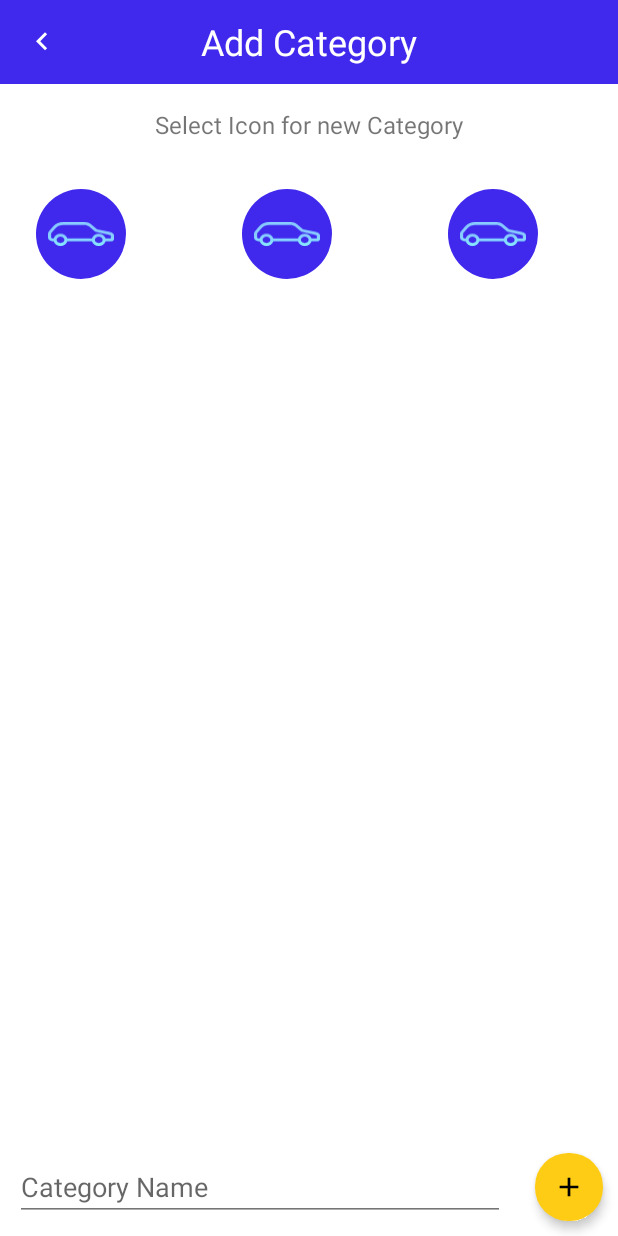
After one commit to AndreuZaitsev/PiggyBank, an Android app: the layout add_category.xml on its own in the app's theme, with its tools: preview values and no code run, on a phone screen of 412 x 824 dp. The commit adds this screen. Run offline under Robolectric (Android 15) with nearby library versions, the phone set to English and light mode, and no system bars.

Commit message:
Create add category layout Start creating add fragment Update fun onCategoryClicked Add navigation from Main fragment to Add fragment

```diff
--- /dev/null
+++ b/app/src/main/java/com/example/piggybank/AddFragment.kt
@@ -0,0 +1,6 @@
+package com.example.piggybank
+
+import androidx.fragment.app.Fragment
+
+class AddFragment: Fragment(R.layout.add_category) {
+}
--- a/app/src/main/java/com/example/piggybank/MainFragment.kt
+++ b/app/src/main/java/com/example/piggybank/MainFragment.kt
@@ -6,12 +6,15 @@ import android.view.View
 import android.view.ViewGroup
 import androidx.fragment.app.Fragment
 import androidx.fragment.app.viewModels
-import androidx.lifecycle.Lifecycle
+import androidx.lifecycle.Lifecycle.State.STARTED
 import androidx.lifecycle.lifecycleScope
 import androidx.lifecycle.repeatOnLifecycle
+import androidx.navigation.fragment.findNavController
 import androidx.recyclerview.widget.PagerSnapHelper
 import androidx.recyclerview.widget.SnapHelper
 import com.example.piggybank.databinding.MainFragmentBinding
+import kotlinx.coroutines.flow.launchIn
+import kotlinx.coroutines.flow.onEach
 import kotlinx.coroutines.launch
 
 class MainFragment : Fragment(R.layout.main_fragment) {
@@ -39,16 +42,23 @@ class MainFragment : Fragment(R.layout.main_fragment) {
         super.onViewCreated(view, savedInstanceState)
         binding.listCategories.adapter = adapter
         viewLifecycleOwner.lifecycleScope.launch {
-            viewLifecycleOwner.repeatOnLifecycle(Lifecycle.State.STARTED) {
+
+            viewLifecycleOwner.repeatOnLifecycle(STARTED) {
                 viewModel.uiState.collect { uiState ->
                     adapter.submitList(uiState.categories)
-
                     binding.tvBalance.text = uiState.balance
-
                     binding.keyboard.tvNumbers.text = uiState.keyboardInput
                 }
             }
         }
+
+        viewModel.navigateToCategoryCreationEvent
+            .onEach {
+                findNavController().navigate(R.id.action_mainFragment_to_addFragment)
+            }
+            .launchIn(viewLifecycleOwner.lifecycleScope)
+
+
 
         val snapHelper: SnapHelper = PagerSnapHelper()
         snapHelper.attachToRecyclerView(binding.listCategories)
--- a/app/src/main/java/com/example/piggybank/MainViewModel.kt
+++ b/app/src/main/java/com/example/piggybank/MainViewModel.kt
@@ -2,8 +2,10 @@ package com.example.piggybank
 
 import androidx.lifecycle.ViewModel
 import androidx.lifecycle.viewModelScope
+import kotlinx.coroutines.flow.MutableSharedFlow
 import kotlinx.coroutines.flow.MutableStateFlow
 import kotlinx.coroutines.flow.StateFlow
+import kotlinx.coroutines.flow.asSharedFlow
 import kotlinx.coroutines.flow.asStateFlow
 import kotlinx.coroutines.flow.update
 import kotlinx.coroutines.launch
@@ -12,6 +14,9 @@ class MainViewModel : ViewModel() {
 
     private val _uiState = MutableStateFlow(MainUiState())
     val uiState: StateFlow<MainUiState> = _uiState.asStateFlow()
+
+    private val _navigateToCategoryCreationEvent = MutableSharedFlow<Unit>()
+    val navigateToCategoryCreationEvent = _navigateToCategoryCreationEvent.asSharedFlow()
 
     private val repository = CategoriesRepository(DataBaseHolder.dataBase.categoryDao())
 
@@ -53,12 +58,7 @@ class MainViewModel : ViewModel() {
     fun onCategoryClicked(categoryItem: CategoryItem) {
         viewModelScope.launch {
             if (categoryItem.iconRes == R.drawable.ic_add) {
-                repository.addCategory()
-            }
-            _uiState.update {
-                it.copy(
-                    categories = loadCategoryItems()
-                )
+                _navigateToCategoryCreationEvent.emit(Unit)
             }
         }
     }
--- a/app/src/main/res/drawable/ic_add_black_24dp.xml
+++ b/app/src/main/res/drawable/ic_add_black_24dp.xml
@@ -1,7 +1,7 @@
 <?xml version="1.0" encoding="utf-8"?>
 <vector xmlns:android="http://schemas.android.com/apk/res/android"
-android:width="48dp"
-android:height="48dp"
+android:width="8dp"
+android:height="8dp"
 android:viewportWidth="24.0"
 android:viewportHeight="24.0">
 <path
--- /dev/null
+++ b/app/src/main/res/layout/add_category.xml
@@ -0,0 +1,76 @@
+<?xml version="1.0" encoding="utf-8"?>
+<androidx.constraintlayout.widget.ConstraintLayout xmlns:android="http://schemas.android.com/apk/res/android"
+        xmlns:app="http://schemas.android.com/apk/res-auto"
+        xmlns:tools="http://schemas.android.com/tools"
+        android:layout_width="match_parent"
+        android:layout_height="match_parent">
+
+    <androidx.appcompat.widget.Toolbar
+            android:id="@+id/add_toolbar"
+            style="@style/MyToolbarTheme"
+            android:layout_width="0dp"
+            android:layout_height="?actionBarSize"
+            app:layout_constraintEnd_toEndOf="parent"
+            app:layout_constraintStart_toStartOf="parent"
+            app:layout_constraintTop_toTopOf="parent"
+            app:navigationIcon="@drawable/ic_arrow_left_24dp">
+
+        <TextView
+                android:id="@+id/tv_title_add"
+                android:layout_width="wrap_content"
+                android:layout_height="wrap_content"
+                android:layout_gravity="center"
+                android:fontFamily="sans-serif"
+                android:paddingHorizontal="8dp"
+                android:text="@string/add_category"
+                android:textColor="@color/colorWhite"
+                android:textSize="24sp" />
+    </androidx.appcompat.widget.Toolbar>
+
+    <TextView
+            android:id="@+id/tv_select_icon"
+            android:layout_width="wrap_content"
+            android:layout_height="wrap_content"
+            android:paddingVertical="16dp"
+            android:text="@string/select_icon_for_new_category"
+            android:textSize="16sp"
+            app:layout_constraintEnd_toEndOf="parent"
+            app:layout_constraintStart_toStartOf="parent"
+            app:layout_constraintTop_toBottomOf="@id/add_toolbar" />
+
+    <androidx.recyclerview.widget.RecyclerView
+            android:id="@+id/add_category"
+            android:layout_width="0dp"
+            android:layout_height="wrap_content"
+            android:orientation="vertical"
+            app:layoutManager="androidx.recyclerview.widget.GridLayoutManager"
+            app:layout_constraintEnd_toEndOf="parent"
+            app:layout_constraintHorizontal_bias="0.0"
+            app:layout_constraintStart_toStartOf="parent"
+            app:layout_constraintTop_toBottomOf="@id/tv_select_icon"
+            app:spanCount="3"
+            tools:listitem="@layout/item_category" />
+
+    <EditText
+            android:id="@+id/et_category_name"
+            android:layout_width="0dp"
+            android:layout_height="wrap_content"
+            android:layout_margin="10dp"
+            android:hint="@string/category_name"
+            app:layout_constraintBottom_toBottomOf="parent"
+            app:layout_constraintEnd_toStartOf="@id/iv_add_category"
+            app:layout_constraintStart_toStartOf="parent" />
+
+    <ImageView
+            android:id="@+id/iv_add_category"
+            android:layout_width="45dp"
+            android:layout_height="45dp"
+            android:layout_margin="10dp"
+            android:background="@drawable/button_bg_sub"
+            android:elevation="4dp"
+            android:paddingVertical="12dp"
+            android:src="@drawable/ic_add_black_24dp"
+            app:layout_constraintBottom_toBottomOf="parent"
+            app:layout_constraintEnd_toEndOf="parent"
+            app:layout_constraintStart_toEndOf="@id/et_category_name" />
+</androidx.constraintlayout.widget.ConstraintLayout>
--- a/app/src/main/res/navigation/nav_graph.xml
+++ b/app/src/main/res/navigation/nav_graph.xml
@@ -18,5 +18,14 @@
             android:id="@+id/mainFragment"
             android:name="com.example.piggybank.MainFragment"
             android:label="MainFragment"
-            tools:layout="@layout/main_fragment"/>
+            tools:layout="@layout/main_fragment">
+        <action
+                android:id="@+id/action_mainFragment_to_addFragment"
+                app:destination="@id/addFragment" />
+    </fragment>
+    <fragment
+            android:id="@+id/addFragment"
+            android:name="com.example.piggybank.AddFragment"
+            android:label="AddFragment"
+            tools:layout="@layout/add_category"/>
 </navigation>
```
